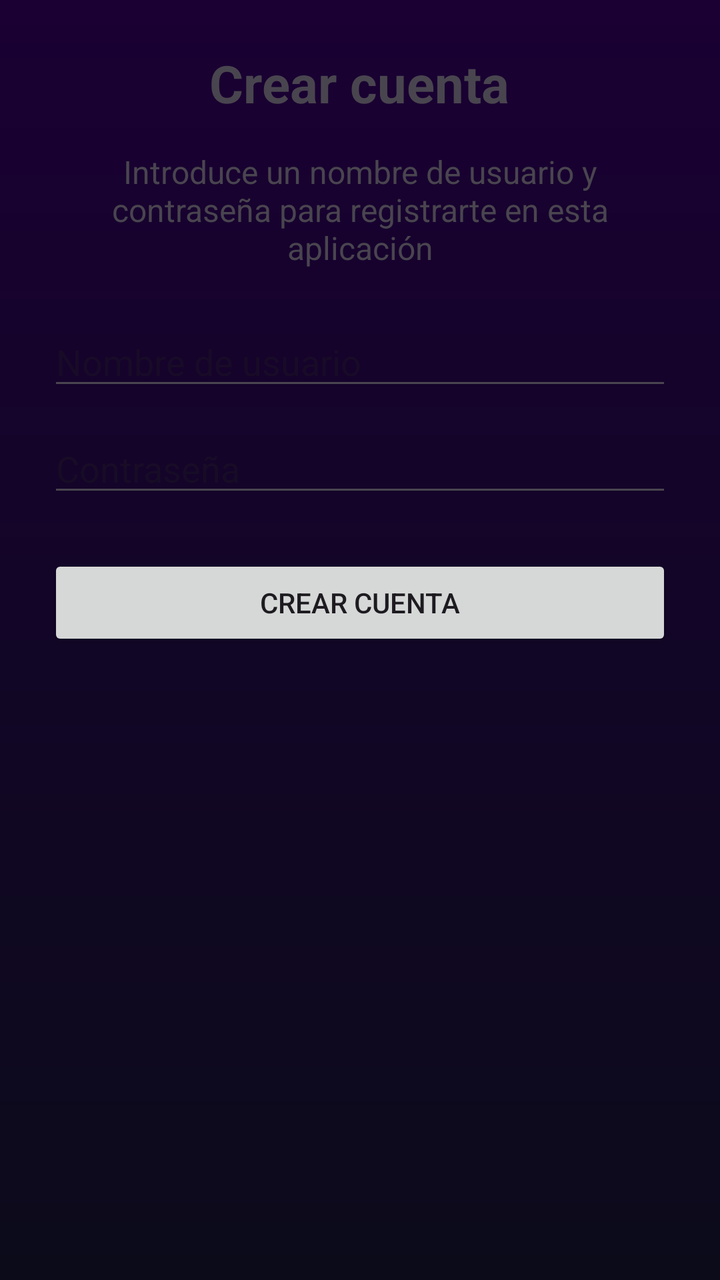
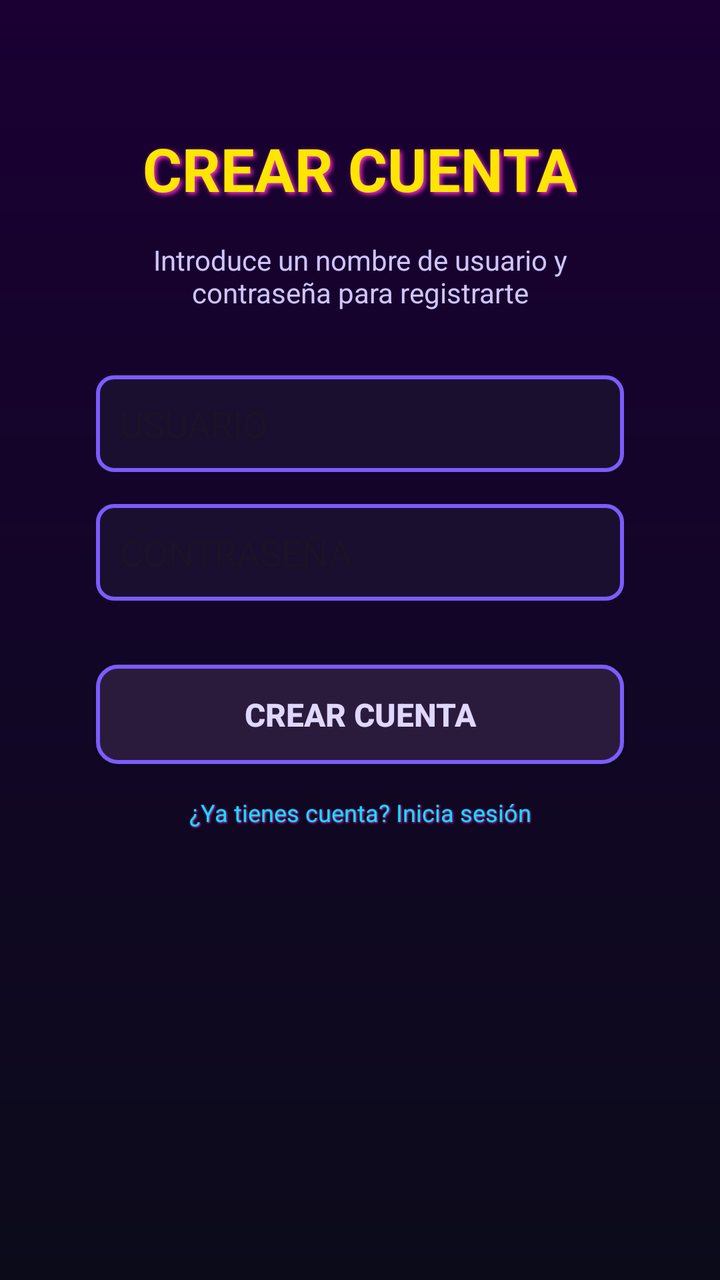

The first picture is an Android layout as it rendered before a commit; the second is the same layout after the commit. The layout source and the unified diff follow.
<!-- AndroidManifest.xml: application theme Theme.FerrolApp -->
<!-- res/layout/fragment_register.xml -->
<?xml version="1.0" encoding="utf-8"?>
<LinearLayout xmlns:android="http://schemas.android.com/apk/res/android"
    android:layout_width="match_parent"
    android:layout_height="match_parent"
    android:orientation="vertical"
    android:padding="24dp"
    android:background="@drawable/bg_retro">

    
    <TextView
        android:layout_width="wrap_content"
        android:layout_height="wrap_content"
        android:text="Crear cuenta"
        android:textSize="26sp"
        android:textStyle="bold"
        android:layout_gravity="center_horizontal"
        android:paddingBottom="16dp"/>

    
    <TextView
        android:layout_width="wrap_content"
        android:layout_height="wrap_content"
        android:text="Introduce un nombre de usuario y contraseña para registrarte en esta aplicación"
        android:textSize="16sp"
        android:paddingBottom="24dp"
        android:gravity="center"/>


    
    <EditText
        android:id="@+id/etUsername"
        android:layout_width="match_parent"
        android:layout_height="wrap_content"
        android:hint="Nombre de usuario"
        android:inputType="textPersonName"/>

    
    <EditText
        android:id="@+id/etPassword"
        android:layout_width="match_parent"
        android:layout_height="wrap_content"
        android:hint="Contraseña"
        android:inputType="textPassword"
        android:layout_marginTop="12dp"/>

    
    <TextView
        android:id="@+id/tvError"
        android:layout_width="wrap_content"
        android:layout_height="wrap_content"
        android:text="Ese nombre de usuario ya existe"
        android:textColor="@android:color/holo_red_dark"
        android:visibility="gone"
        android:layout_marginTop="12dp"/>

    
    <Button
        android:id="@+id/btnCreateAccount"
        android:layout_width="match_parent"
        android:layout_height="wrap_content"
        android:text="Crear cuenta"
        android:layout_marginTop="24dp"/>

</LinearLayout>
<!-- resources referenced by this layout -->
<resources>
  <!-- drawable bg_retro (drawable) -->
  <?xml version="1.0" encoding="utf-8"?>
  <shape xmlns:android="http://schemas.android.com/apk/res/android">
      <gradient
          android:startColor="#0B0B1A"
          android:endColor="#1A0033"
          android:angle="90"/>
  </shape>
  <style name="Theme.FerrolApp" parent="Base.Theme.FerrolApp" />
  <style name="Base.Theme.FerrolApp" parent="Theme.Material3.DayNight.NoActionBar">
          
          
      </style>
</resources>

<!-- the commit's change to res/layout/fragment_register.xml (unified diff, before → after) -->
@@ -1,47 +1,78 @@
 <?xml version="1.0" encoding="utf-8"?>
-<LinearLayout xmlns:android="http://schemas.android.com/apk/res/android"
+<androidx.constraintlayout.widget.ConstraintLayout
+    xmlns:android="http://schemas.android.com/apk/res/android"
+    xmlns:app="http://schemas.android.com/apk/res-auto"
     android:layout_width="match_parent"
     android:layout_height="match_parent"
-    android:orientation="vertical"
-    android:padding="24dp"
-    android:background="@drawable/bg_retro">
+    android:background="@drawable/bg_retro"
+    android:padding="16dp">
 
     
     <TextView
+        android:id="@+id/title"
         android:layout_width="wrap_content"
         android:layout_height="wrap_content"
-        android:text="Crear cuenta"
-        android:textSize="26sp"
+        android:text="CREAR CUENTA"
+        android:textSize="30sp"
         android:textStyle="bold"
-        android:layout_gravity="center_horizontal"
-        android:paddingBottom="16dp"/>
+        android:textColor="@color/neon_yellow"
+        android:shadowColor="@color/neon_pink"
+        android:shadowDx="3"
+        android:shadowDy="3"
+        android:shadowRadius="6"
+        app:layout_constraintTop_toTopOf="parent"
+        app:layout_constraintStart_toStartOf="parent"
+        app:layout_constraintEnd_toEndOf="parent"
+        android:layout_marginTop="48dp"/>
 
     
     <TextView
-        android:layout_width="wrap_content"
+        android:id="@+id/subtitle"
+        android:layout_width="280dp"
         android:layout_height="wrap_content"
-        android:text="Introduce un nombre de usuario y contraseña para registrarte en esta aplicación"
-        android:textSize="16sp"
-        android:paddingBottom="24dp"
-        android:gravity="center"/>
-
+        android:text="Introduce un nombre de usuario y contraseña para registrarte"
+        android:textSize="14sp"
+        android:textColor="#CFC4FF"
+        android:gravity="center"
+        app:layout_constraintTop_toBottomOf="@id/title"
+        app:layout_constraintStart_toStartOf="parent"
+        app:layout_constraintEnd_toEndOf="parent"
+        android:layout_marginTop="16dp"/>
 
     
-    <EditText
+    <androidx.appcompat.widget.AppCompatEditText
         android:id="@+id/etUsername"
-        android:layout_width="match_parent"
+        android:layout_width="0dp"
         android:layout_height="wrap_content"
-        android:hint="Nombre de usuario"
-        android:inputType="textPersonName"/>
+        android:hint="@string/hint_usuario"
+        android:textColor="#FFFFFF"
+        app:hintTextColor="#9A8CFF"
+        android:background="@drawable/input_arcade"
+        android:padding="12dp"
+        app:layout_constraintTop_toBottomOf="@id/subtitle"
+        app:layout_constraintStart_toStartOf="parent"
+        app:layout_constraintEnd_toEndOf="parent"
+        android:layout_marginTop="32dp"
+        android:layout_marginStart="32dp"
+        android:layout_marginEnd="32dp"/>
 
     
-    <EditText
+    <androidx.appcompat.widget.AppCompatEditText
         android:id="@+id/etPassword"
-        android:layout_width="match_parent"
+        android:layout_width="0dp"
         android:layout_height="wrap_content"
-        android:hint="Contraseña"
+        android:hint="@string/hint_password"
+        android:textColor="#FFFFFF"
+        app:hintTextColor="#9A8CFF"
         android:inputType="textPassword"
-        android:layout_marginTop="12dp"/>
+        android:background="@drawable/input_arcade"
+        android:padding="12dp"
+        app:layout_constraintTop_toBottomOf="@id/etUsername"
+        app:layout_constraintStart_toStartOf="parent"
+        app:layout_constraintEnd_toEndOf="parent"
+        android:layout_marginTop="16dp"
+        android:layout_marginStart="32dp"
+        android:layout_marginEnd="32dp"/>
 
     
     <TextView
@@ -51,14 +82,43 @@
         android:text="Ese nombre de usuario ya existe"
         android:textColor="@android:color/holo_red_dark"
         android:visibility="gone"
+        app:layout_constraintTop_toBottomOf="@id/etPassword"
+        app:layout_constraintStart_toStartOf="parent"
+        app:layout_constraintEnd_toEndOf="parent"
         android:layout_marginTop="12dp"/>
 
     
-    <Button
+    <androidx.appcompat.widget.AppCompatButton
         android:id="@+id/btnCreateAccount"
-        android:layout_width="match_parent"
+        android:layout_width="0dp"
         android:layout_height="wrap_content"
-        android:text="Crear cuenta"
-        android:layout_marginTop="24dp"/>
+        android:text="CREAR CUENTA"
+        android:textColor="#E0D7FF"
+        android:textStyle="bold"
+        android:textSize="16sp"
+        android:background="@drawable/btn_arcade_glow"
+        android:padding="14dp"
+        app:layout_constraintTop_toBottomOf="@id/tvError"
+        app:layout_constraintStart_toStartOf="parent"
+        app:layout_constraintEnd_toEndOf="parent"
+        android:layout_marginTop="32dp"
+        android:layout_marginStart="32dp"
+        android:layout_marginEnd="32dp"/>
 
-</LinearLayout>
+    
+    <TextView
+        android:id="@+id/tvGoLogin"
+        android:layout_width="wrap_content"
+        android:layout_height="wrap_content"
+        android:text="¿Ya tienes cuenta? Inicia sesión"
+        android:textColor="@color/neon_blue"
+        android:textSize="12sp"
+        android:shadowColor="@color/neon_pink"
+        android:shadowDx="1"
+        android:shadowDy="1"
+        android:shadowRadius="2"
+        app:layout_constraintTop_toBottomOf="@id/btnCreateAccount"
+        app:layout_constraintStart_toStartOf="parent"
+        app:layout_constraintEnd_toEndOf="parent"
+        android:layout_marginTop="16dp"/>
+</androidx.constraintlayout.widget.ConstraintLayout>
<!-- resource entries referenced after the edit -->
@@ -1,5 +1,8 @@
 <!-- resources referenced by this layout -->
 <resources>
+  <color name="neon_blue">#00E5FF</color>
+  <color name="neon_pink">#FF2FD2</color>
+  <color name="neon_yellow">#FFE600</color>
   <!-- drawable bg_retro (drawable) -->
   <?xml version="1.0" encoding="utf-8"?>
   <shape xmlns:android="http://schemas.android.com/apk/res/android">
@@ -8,6 +11,41 @@
           android:endColor="#1A0033"
           android:angle="90"/>
   </shape>
+  <!-- drawable btn_arcade_glow (drawable) -->
+  <selector xmlns:android="http://schemas.android.com/apk/res/android">
+  
+      
+      <item android:state_pressed="true">
+          <shape>
+              <solid android:color="#3C2A5F"/>
+              <stroke
+                  android:width="3dp"
+                  android:color="#B388FF"/>
+              <corners android:radius="10dp"/>
+          </shape>
+      </item>
+  
+      
+      <item>
+          <shape>
+              <solid android:color="#2A1B3D"/>
+              <stroke
+                  android:width="2dp"
+                  android:color="#7B5CFF"/>
+              <corners android:radius="10dp"/>
+          </shape>
+      </item>
+  
+  </selector>
+  <!-- drawable input_arcade (drawable) -->
+  <?xml version="1.0" encoding="utf-8"?>
+  <shape xmlns:android="http://schemas.android.com/apk/res/android">
+      <solid android:color="#1A0F2E"/>
+      <stroke android:width="2dp" android:color="#7B5CFF"/>
+      <corners android:radius="8dp"/>
+  </shape>
+  <string name="hint_password">CONTRASEÑA</string>
+  <string name="hint_usuario">USUARIO</string>
   <style name="Theme.FerrolApp" parent="Base.Theme.FerrolApp" />
   <style name="Base.Theme.FerrolApp" parent="Theme.Material3.DayNight.NoActionBar">
           
